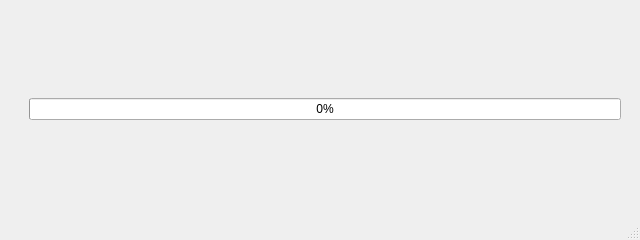
Above: ui/progresswindow.ui from antoninastefanowska/PyQtDataAnalyzer before the change. Below: the same form after it.
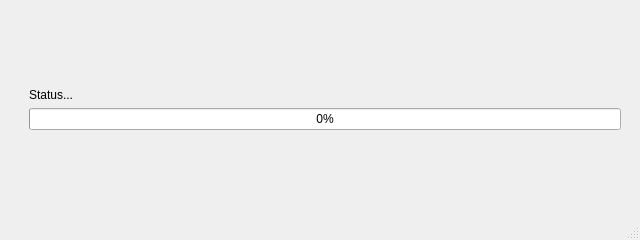
That is the form after the change.

Commit message: fixed classification folder structure, status message, other fixes

```diff
--- a/ui/progresswindow.ui
+++ b/ui/progresswindow.ui
@@ -23,6 +23,26 @@
       <property name="rightMargin">
        <number>10</number>
       </property>
+      <item>
+       <spacer name="verticalSpacer">
+        <property name="orientation">
+         <enum>Qt::Vertical</enum>
+        </property>
+        <property name="sizeHint" stdset="0">
+         <size>
+          <width>20</width>
+          <height>40</height>
+         </size>
+        </property>
+       </spacer>
+      </item>
+      <item>
+       <widget class="QLabel" name="statusLabel">
+        <property name="text">
+         <string>Status...</string>
+        </property>
+       </widget>
+      </item>
       <item>
        <widget class="QProgressBar" name="progressBar">
         <property name="value">
@@ -30,6 +50,19 @@
         </property>
        </widget>
       </item>
+      <item>
+       <spacer name="verticalSpacer_2">
+        <property name="orientation">
+         <enum>Qt::Vertical</enum>
+        </property>
+        <property name="sizeHint" stdset="0">
+         <size>
+          <width>20</width>
+          <height>40</height>
+         </size>
+        </property>
+       </spacer>
+      </item>
      </layout>
     </item>
    </layout>
```
The commit also changes 15 other files.
